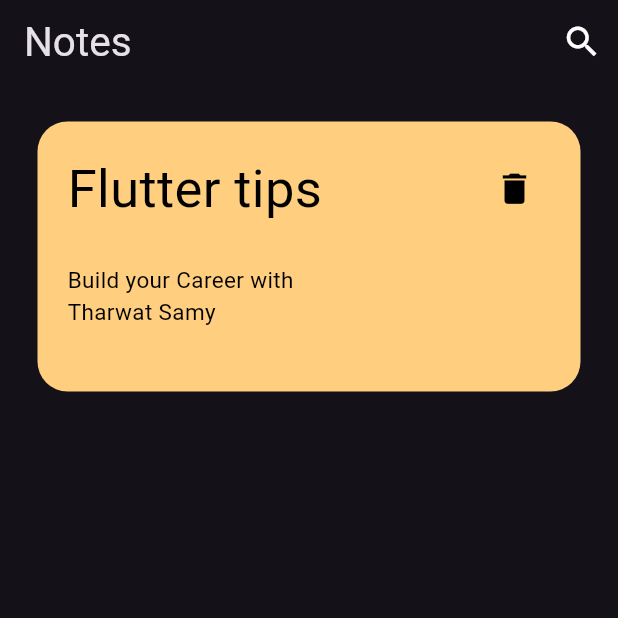
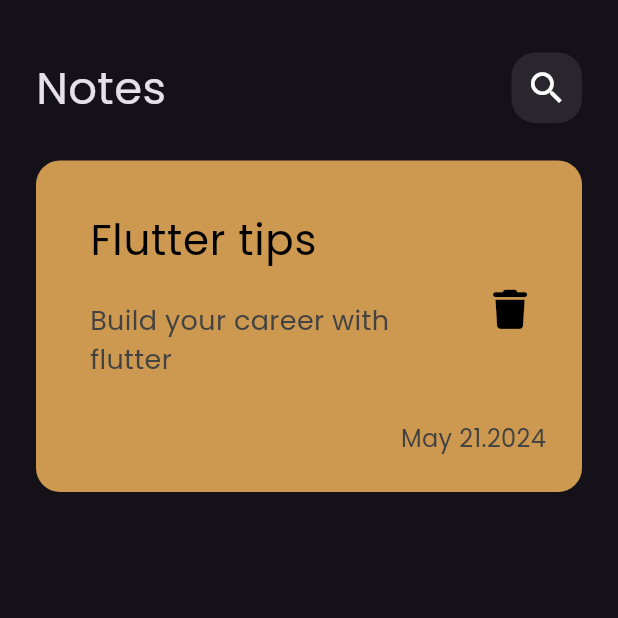
Before and after one commit to FlutterSmith/notes_app, a Flutter app: the screen it shows after launch, on a phone screen of 412 x 824 dp, the top half of it. Run offline on Flutter 3.47's test engine with Material 3 defaults, Android fonts, the phone set to English and light mode, and no system bars; our stand-ins replace font_awesome_flutter.

Commit message:
added new custom note card

```diff
--- a/lib/main.dart
+++ b/lib/main.dart
@@ -1,5 +1,5 @@
 import 'package:flutter/material.dart';
-import 'package:note_app/views/home_view.dart';
+import 'package:note_app/views/notes_view.dart';
 
 void main() {
   runApp(const NotesApp());
@@ -14,9 +14,10 @@ class NotesApp extends StatelessWidget {
       debugShowCheckedModeBanner: false,
       title: 'Ahmed Notes',
       theme: ThemeData(
+        fontFamily: 'Poppins',
         brightness: Brightness.dark,
       ),
-      home: const HomeView(),
+      home: const NotesView(),
     );
   }
 }
--- a/lib/views/home_view.dart
+++ /dev/null
@@ -1,11 +0,0 @@
-import 'package:flutter/material.dart';
-import 'package:note_app/views/notes_body_view.dart';
-
-class HomeView extends StatelessWidget {
-  const HomeView({super.key});
-
-  @override
-  Widget build(BuildContext context) {
-    return const NotesViewBody();
-  }
-}
--- a/lib/views/notes_body_view.dart
+++ /dev/null
@@ -1,84 +0,0 @@
-import 'package:flutter/material.dart';
-
-class NotesViewBody extends StatelessWidget {
-  const NotesViewBody({super.key});
-
-  @override
-  Widget build(BuildContext context) {
-    return Scaffold(
-      appBar: AppBar(
-        title: const Text(
-          'Notes',
-          style: TextStyle(
-            fontSize: 27,
-          ),
-        ),
-        actions: [
-          Row(
-            children: [
-              IconButton(
-                onPressed: () {
-                  print('search');
-                },
-                icon: const Icon(Icons.search, color: Colors.white, size: 27),
-              ),
-            ],
-          ),
-        ],
-      ),
-      body: Padding(
-        padding: const EdgeInsets.all(25.0),
-        child: Container(
-          decoration: BoxDecoration(
-            color: const Color(0xffFFCE7F),
-            borderRadius: BorderRadius.circular(20),
-          ),
-          height: 180,
-          width: double.infinity,
-          padding: const EdgeInsets.all(20),
-          child: Column(
-            crossAxisAlignment: CrossAxisAlignment.start,
-            children: [
-              Row(
-                mainAxisAlignment: MainAxisAlignment.spaceBetween,
-                children: [
-                  const Text('Flutter tips',
-                      style: TextStyle(
-                        fontSize: 35,
-                        color: Colors.black,
-                      )),
-                  IconButton(
-                      onPressed: () {
-                        print('search');
-                      },
-                      icon: const Icon(
-                        Icons.delete,
-                        color: Colors.black,
-                        size: 27,
-                      )),
-                ],
-              ),
-              const SizedBox(
-                height: 25,
-              ),
-              const Text(
-                'Build your Career with ',
-                style: TextStyle(
-                  fontSize: 15,
-                  color: Colors.black,
-                ),
-              ),
-              const Text(
-                'Tharwat Samy',
-                style: TextStyle(
-                  fontSize: 15,
-                  color: Colors.black,
-                ),
-              ),
-            ],
-          ),
-        ),
-      ),
-    );
-  }
-}
--- /dev/null
+++ b/lib/views/notes_view.dart
@@ -0,0 +1,13 @@
+import 'package:flutter/material.dart';
+import 'package:note_app/widgets/notes_view_body.dart';
+
+class NotesView extends StatelessWidget {
+  const NotesView({super.key});
+
+  @override
+  Widget build(BuildContext context) {
+    return const Scaffold(
+      body: NotesViewBody(),
+    );
+  }
+}
--- /dev/null
+++ b/lib/widgets/custom_app_bar.dart
@@ -0,0 +1,22 @@
+import 'package:flutter/material.dart';
+import 'package:note_app/widgets/custom_search_icon.dart';
+
+class CustomAppBar extends StatelessWidget {
+  const CustomAppBar({super.key});
+
+  @override
+  Widget build(BuildContext context) {
+    return const Row(
+      mainAxisAlignment: MainAxisAlignment.spaceBetween,
+      children: [
+        Text(
+          'Notes',
+          style: TextStyle(
+            fontSize: 30,
+          ),
+        ),
+        CustomSearchIcon(),
+      ],
+    );
+  }
+}
--- /dev/null
+++ b/lib/widgets/custom_notes_card.dart
@@ -0,0 +1,62 @@
+import 'package:flutter/material.dart';
+import 'package:font_awesome_flutter/font_awesome_flutter.dart';
+
+class CustomNotesCard extends StatelessWidget {
+  const CustomNotesCard({super.key});
+
+  @override
+  Widget build(BuildContext context) {
+    return Container(
+      padding: const EdgeInsets.only(
+        top: 24,
+        bottom: 24,
+        left: 20,
+      ),
+      decoration: BoxDecoration(
+        color: const Color(0xffCD9950),
+        borderRadius: BorderRadius.circular(16),
+      ),
+      child: Column(
+        crossAxisAlignment: CrossAxisAlignment.end,
+        children: [
+          ListTile(
+            title: const Padding(
+              padding: EdgeInsets.only(bottom: 20.0),
+              child: Text(
+                'Flutter tips',
+                style: TextStyle(
+                  color: Colors.black,
+                  fontSize: 28,
+                ),
+              ),
+            ),
+            subtitle: Padding(
+              padding: const EdgeInsets.only(bottom: 20.0),
+              child: Text('Build your career with flutter',
+                  style: TextStyle(
+                    color: Colors.grey.shade800,
+                    fontSize: 18,
+                  )),
+            ),
+            trailing: IconButton(
+                onPressed: () {},
+                icon: const Icon(
+                  FontAwesomeIcons.trash,
+                  color: Colors.black,
+                  size: 26,
+                )),
+          ),
+          Padding(
+            padding: const EdgeInsets.only(
+              right: 24,
+            ),
+            child: Text(
+              'May 21.2024',
+              style: TextStyle(color: Colors.grey.shade800, fontSize: 16),
+            ),
+          ),
+        ],
+      ),
+    );
+  }
+}
--- /dev/null
+++ b/lib/widgets/custom_search_icon.dart
@@ -0,0 +1,27 @@
+import 'package:flutter/material.dart';
+
+class CustomSearchIcon extends StatelessWidget {
+  const CustomSearchIcon({super.key});
+
+  @override
+  Widget build(BuildContext context) {
+    return GestureDetector(
+      onTap: () {
+        print('search');
+      },
+      child: Container(
+        height: 47,
+        width: 47,
+        decoration: BoxDecoration(
+          color: Colors.white.withOpacity(0.09),
+          borderRadius: BorderRadius.circular(16),
+        ),
+        child: const Icon(
+          Icons.search,
+          color: Colors.white,
+          size: 28,
+        ),
+      ),
+    );
+  }
+}
--- /dev/null
+++ b/lib/widgets/notes_view_body.dart
@@ -0,0 +1,29 @@
+import 'package:flutter/material.dart';
+import 'package:note_app/widgets/custom_app_bar.dart';
+import 'package:note_app/widgets/custom_notes_card.dart';
+
+class NotesViewBody extends StatelessWidget {
+  const NotesViewBody({super.key});
+
+  @override
+  Widget build(BuildContext context) {
+    return const Padding(
+      padding: EdgeInsets.symmetric(
+        horizontal: 24.0,
+        vertical: 20.0,
+      ),
+      child: Column(
+        children: [
+          SizedBox(
+            height: 15,
+          ),
+          CustomAppBar(),
+          SizedBox(
+            height: 25,
+          ),
+          CustomNotesCard(),
+        ],
+      ),
+    );
+  }
+}
```
Also changed, not shown: pubspec.yaml (+7 -28 lines), assets/fonts/Poppins-Regular.ttf (added), pubspec.lock.
